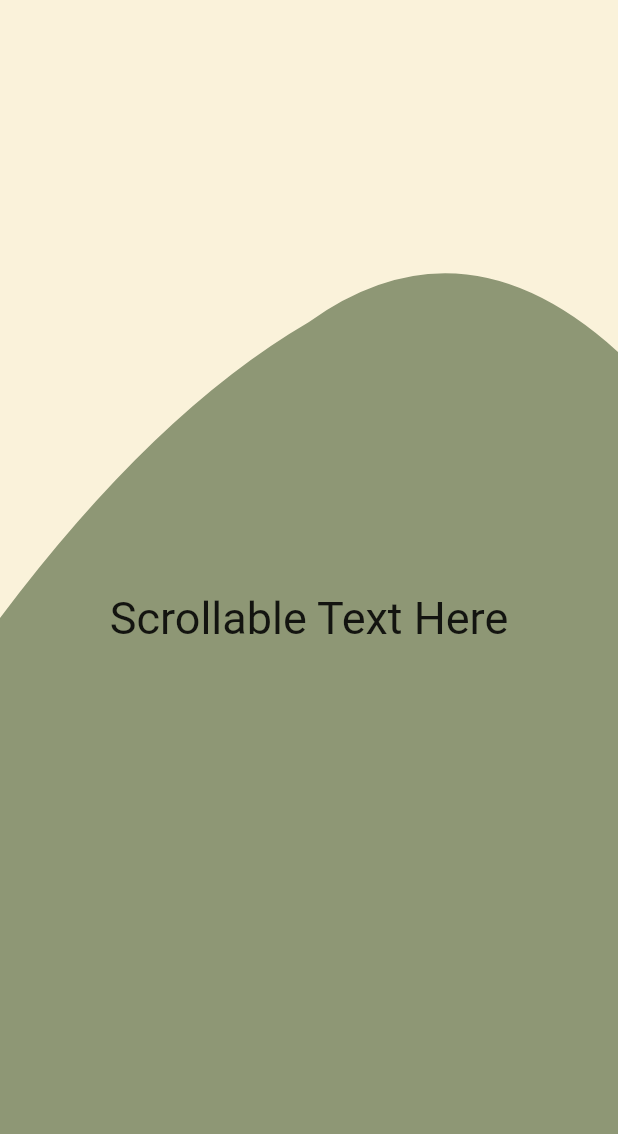
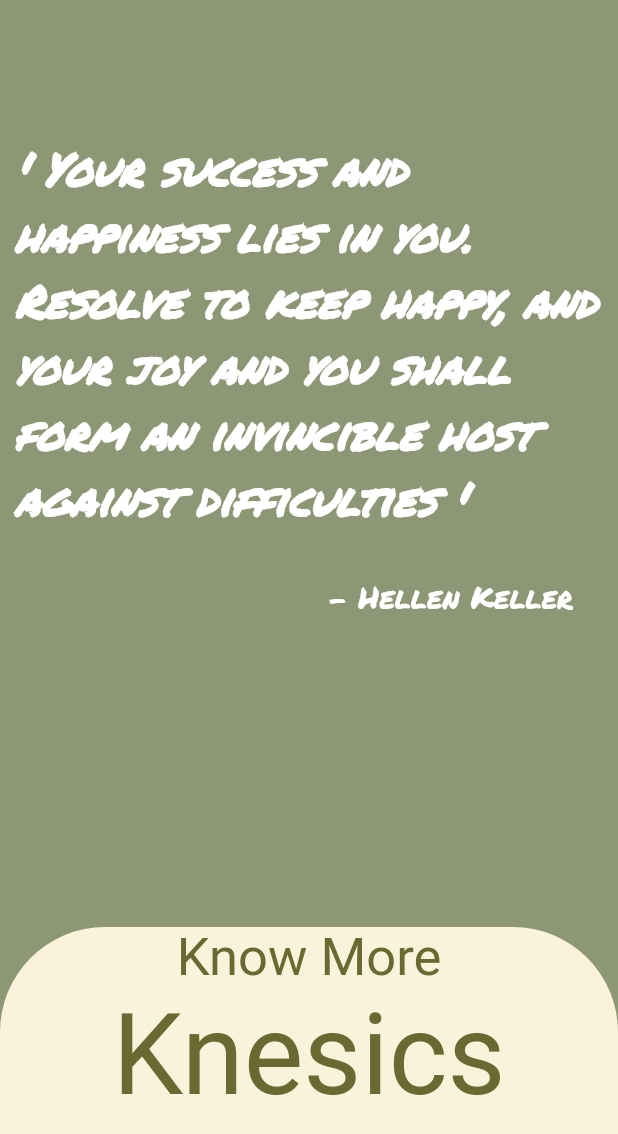
Before and after one commit to KnesicsProject/Kinesics, a Flutter app: the screen it shows after launch, on a phone screen of 412 x 824 dp. Shown: the top 1134 px of the screen. Run offline on Flutter 3.47's test engine with Material 2 defaults, Android fonts, the phone set to English and light mode, and no system bars; our stand-ins replace animated_text_kit, google_fonts, hexcolor; Roboto replaces fonts that are missing (Itim).

Commit message:
Update Commit

```diff
--- a/lib/Pages/Home.dart
+++ b/lib/Pages/Home.dart
@@ -1,10 +1,11 @@
 import 'package:flutter/material.dart';
+import 'package:google_fonts/google_fonts.dart';
 // import 'package:google_fonts/google_fonts.dart';
 import 'package:hexcolor/hexcolor.dart';
 import 'package:knesics/Pages/SecondPage.dart';
-import 'package:swipedetector/swipedetector.dart';
 
-import 'WaveClipper.dart';
+
+
 
 class Home extends StatefulWidget {
   @override
@@ -12,49 +13,87 @@ class Home extends StatefulWidget {
 }
 
 class _HomeState extends State<Home> {
+
   @override
   Widget build(BuildContext context) {
     return Scaffold(
       body: Stack(
         children: [
-          SwipeDetector(
-          onSwipeUp: () {
+          Container(
+            width: MediaQuery.of(context).size.width,
+            height: MediaQuery.of(context).size.height,
+            decoration: BoxDecoration(
+              color: HexColor('#8e9775'),
+            ),
+                child: Column(
+                  children: [
+                    Padding(
+                      padding: const EdgeInsets.fromLTRB(10.0, 90.0, 10.0, 0.0),
+                      child: Text("' Your success and happiness lies in you. Resolve to keep happy, and your joy and you shall form an invincible host against difficulties '",
+                        style: GoogleFonts.permanentMarker(
+                        fontSize: 30.0,
+                        color: Colors.white,
+                        fontWeight: FontWeight.bold,
+                        fontStyle: FontStyle.italic,
+                      ),),
+                    ),
+                    Align(
+                      alignment: Alignment.bottomRight,
+                      child: Padding(
+                        padding: const EdgeInsets.only(right: 30.0,top: 30.0),
+                        child: Text(' - Hellen Keller',
+                        style: GoogleFonts.permanentMarker(
+                          fontSize: 20.0,
+                          color: Colors.white,
+                        ),),
+                      ),
+                    ),
+                  ],
+                ),
+          ),
+          InkWell(
+            onTap: () {
               Navigator.push(context, PageRouteBuilder(
-            fullscreenDialog: true,
-            barrierColor: HexColor('#8e9775'),
-            pageBuilder: (context, animation, secondaryAnimation) {
+                pageBuilder: (context, animation, secondaryAnimation){
                   return SecondPage();
                 },
-          transitionDuration: Duration(seconds: 1),
-          transitionsBuilder: (context, animation, secondaryAnimation,
-          child) {
-            animation = CurvedAnimation(
-            curve: Curves.decelerate,
-            reverseCurve: Curves.easeOutBack,
-            parent: animation,
-          );
-           return FadeTransition(
-          opacity: animation,
+                transitionsBuilder: (context, animation, secondaryAnimation, child){
+                  return ScaleTransition(
+                    scale: animation,
                     child: child,
                   );
                 },
+                transitionDuration: Duration(seconds: 2),
+                reverseTransitionDuration: Duration(seconds: 2),
               ));
             },
             child: Container(
-              color: HexColor('#8e9775'),
+              margin: EdgeInsets.only(top: MediaQuery.of(context).size.height*0.75),
+              width: MediaQuery.of(context).size.width,
+              height: 300.0,
+              decoration: BoxDecoration(
+                  color: HexColor('#faf2da'),
+                  borderRadius: BorderRadius.only(topLeft: Radius.circular(70.0) ,topRight: Radius.circular(70.0))
+              ),
               child: Center(
-                child: SingleChildScrollView(
-                  child: Text("Scrollable Text Here"
-                    ,
-                    style: TextStyle(fontSize: 30.0),),
-                ), //olive green color
+                child: Column(
+                  children: [
+                    Align(
+                      alignment: Alignment.bottomCenter,
+                      child: Text('Know More',
+                        style: GoogleFonts.itim(
+                          fontSize: 35.0,
+                          color: HexColor('#6A6932'),
+                      ),),
+                    ),
+                    Text('Knesics',
+                    style: GoogleFonts.itim(
+                      fontSize: 75.0,
+                      color: HexColor('#6A6932'),
+                    ),),
+                  ],
                 ),
               ),
-          ),
-          ClipPath(
-            clipper: WaveClipper(),
-            child: Container(
-              color: HexColor('#faf2da'),
             ),
           ),
         ],
--- a/pubspec.yaml
+++ b/pubspec.yaml
@@ -70,6 +70,7 @@ flutter:
     - assets/back.jpg
     - assets/back1.jpg
 
+
   # An image asset can refer to one or more resolution-specific "variants", see
   # https://flutter.dev/assets-and-images/#resolution-aware.
 
```
Lines whose indentation alone changed are shown as unchanged.
